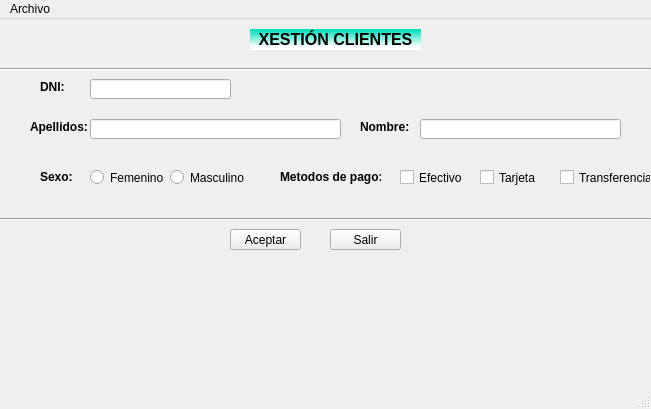
Old version of the form ventana.ui in the repository XabierMartinezGomez/Proyecto1_.
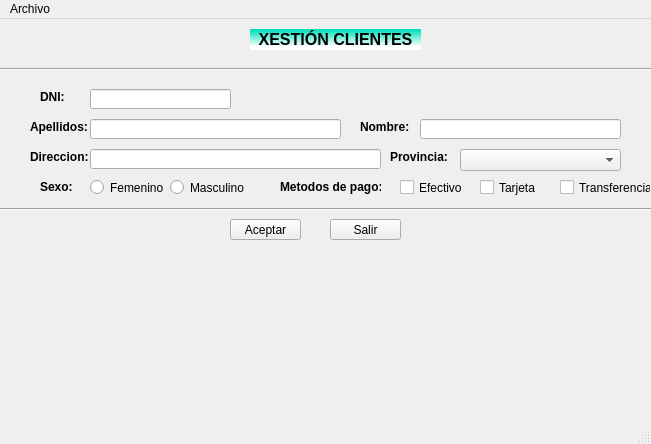
New version of the form.

Commit message: V 0.0.2 Trabajando la ventana salir

```diff
--- a/ventana.ui
+++ b/ventana.ui
@@ -7,7 +7,7 @@
     <x>0</x>
     <y>0</y>
     <width>651</width>
-    <height>409</height>
+    <height>444</height>
    </rect>
   </property>
   <property name="windowTitle">
@@ -58,7 +58,7 @@
     <property name="geometry">
      <rect>
       <x>40</x>
-      <y>60</y>
+      <y>70</y>
       <width>41</width>
       <height>16</height>
      </rect>
@@ -77,7 +77,7 @@
     <property name="geometry">
      <rect>
       <x>0</x>
-      <y>190</y>
+      <y>180</y>
       <width>651</width>
       <height>20</height>
      </rect>
@@ -90,7 +90,7 @@
     <property name="geometry">
      <rect>
       <x>90</x>
-      <y>60</y>
+      <y>70</y>
       <width>141</width>
       <height>20</height>
      </rect>
@@ -158,7 +158,7 @@
     <property name="geometry">
      <rect>
       <x>230</x>
-      <y>210</y>
+      <y>200</y>
       <width>71</width>
       <height>21</height>
      </rect>
@@ -171,7 +171,7 @@
     <property name="geometry">
      <rect>
       <x>330</x>
-      <y>210</y>
+      <y>200</y>
       <width>71</width>
       <height>21</height>
      </rect>
@@ -206,7 +206,7 @@
     <property name="geometry">
      <rect>
       <x>90</x>
-      <y>150</y>
+      <y>160</y>
       <width>82</width>
       <height>17</height>
      </rect>
@@ -219,7 +219,7 @@
     <property name="geometry">
      <rect>
       <x>40</x>
-      <y>150</y>
+      <y>160</y>
       <width>61</width>
       <height>16</height>
      </rect>
@@ -238,7 +238,7 @@
     <property name="geometry">
      <rect>
       <x>170</x>
-      <y>150</y>
+      <y>160</y>
       <width>82</width>
       <height>17</height>
      </rect>
@@ -251,7 +251,7 @@
     <property name="geometry">
      <rect>
       <x>280</x>
-      <y>150</y>
+      <y>160</y>
       <width>101</width>
       <height>16</height>
      </rect>
@@ -270,7 +270,7 @@
     <property name="geometry">
      <rect>
       <x>400</x>
-      <y>150</y>
+      <y>160</y>
       <width>70</width>
       <height>17</height>
      </rect>
@@ -283,7 +283,7 @@
     <property name="geometry">
      <rect>
       <x>480</x>
-      <y>150</y>
+      <y>160</y>
       <width>70</width>
       <height>17</height>
      </rect>
@@ -296,7 +296,7 @@
     <property name="geometry">
      <rect>
       <x>560</x>
-      <y>150</y>
+      <y>160</y>
       <width>91</width>
       <height>17</height>
      </rect>
@@ -305,6 +305,64 @@
      <string>Transferencia</string>
     </property>
    </widget>
+   <widget class="QLabel" name="lblDir">
+    <property name="geometry">
+     <rect>
+      <x>30</x>
+      <y>130</y>
+      <width>61</width>
+      <height>16</height>
+     </rect>
+    </property>
+    <property name="font">
+     <font>
+      <weight>75</weight>
+      <bold>true</bold>
+     </font>
+    </property>
+    <property name="text">
+     <string>Direccion:</string>
+    </property>
+   </widget>
+   <widget class="QLineEdit" name="editApel_2">
+    <property name="geometry">
+     <rect>
+      <x>90</x>
+      <y>130</y>
+      <width>291</width>
+      <height>20</height>
+     </rect>
+    </property>
+   </widget>
+   <widget class="QLabel" name="lblProv">
+    <property name="geometry">
+     <rect>
+      <x>390</x>
+      <y>130</y>
+      <width>61</width>
+      <height>16</height>
+     </rect>
+    </property>
+    <property name="font">
+     <font>
+      <weight>75</weight>
+      <bold>true</bold>
+     </font>
+    </property>
+    <property name="text">
+     <string>Provincia:</string>
+    </property>
+   </widget>
+   <widget class="QComboBox" name="cmbProv">
+    <property name="geometry">
+     <rect>
+      <x>460</x>
+      <y>130</y>
+      <width>161</width>
+      <height>22</height>
+     </rect>
+    </property>
+   </widget>
   </widget>
   <widget class="QMenuBar" name="menuBar">
    <property name="geometry">
```
The commit also changes 10 other files.
